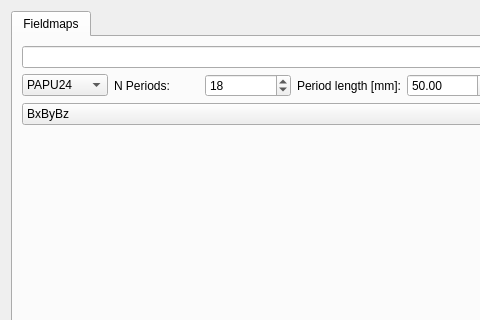
Before: the Qt Designer form idanalysis/gui/ui/analysiswidget.ui in lnls-ima/insertion-devices, drawn with Qt 5; both pictures show x 0 to 480 and y 0 to 320 of the 926 by 661 pixel window.
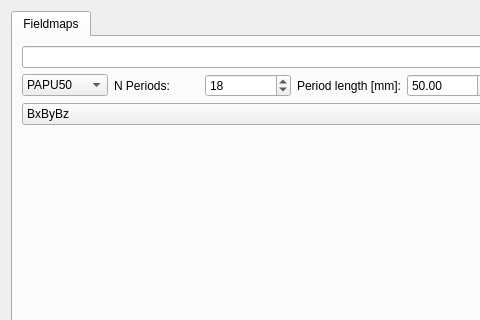
After: the same form once the commit is applied.

Commit message: Changing PAPU name (correct).

Patch:
```diff
--- a/idanalysis/gui/ui/analysiswidget.ui
+++ b/idanalysis/gui/ui/analysiswidget.ui
@@ -64,7 +64,7 @@
           <widget class="QComboBox" name="cmb_id">
            <item>
             <property name="text">
-             <string>PAPU24</string>
+             <string>PAPU50</string>
             </property>
            </item>
            <item>
```
